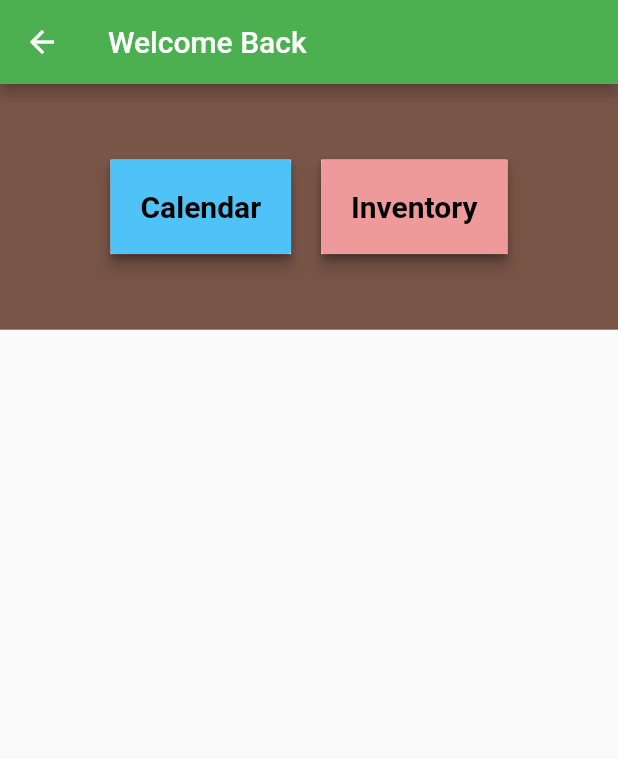
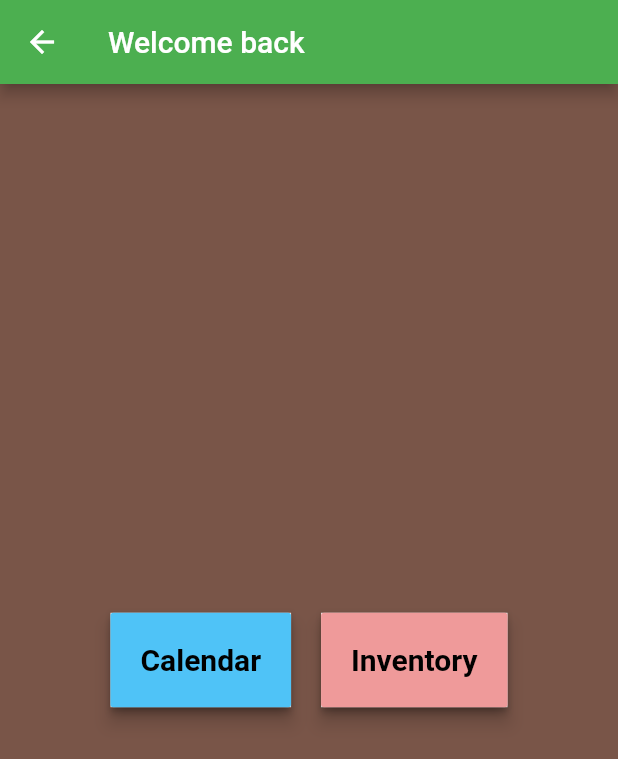
Before and after one commit to KnitidCeladon23/my_expiree_app, a Flutter app: the ExpireeHome screen opened directly, on a phone screen of 412 x 824 dp. Shown: the top 759 px of the screen. Run offline on Flutter 3.47's test engine with Material 2 defaults, Android fonts, the light colour scheme and no system bars; our stand-ins replace firebase_auth, google_fonts; accounts and stored records are empty; Roboto replaces fonts that are missing (Comic Sans).

Commit message:
no message

```diff
--- a/lib/expireeHome.dart
+++ b/lib/expireeHome.dart
@@ -52,10 +52,9 @@ class _ExpireeHomeState extends State<ExpireeHome> {
 
     return Scaffold(
       appBar: AppBar(
-        title: Text("Welcome Back"),
+        title: Text("Welcome back"),
       ),
-      body: SingleChildScrollView(
-        child: Center(
+      body: Center(
           child: Container(
             color: Colors.brown,
             child: Padding(
@@ -70,7 +69,6 @@ class _ExpireeHomeState extends State<ExpireeHome> {
             ),
           ),
         ),
-      ),
-    );
+      );
   }
 }
```
Also changed, not shown: 18 other files.
